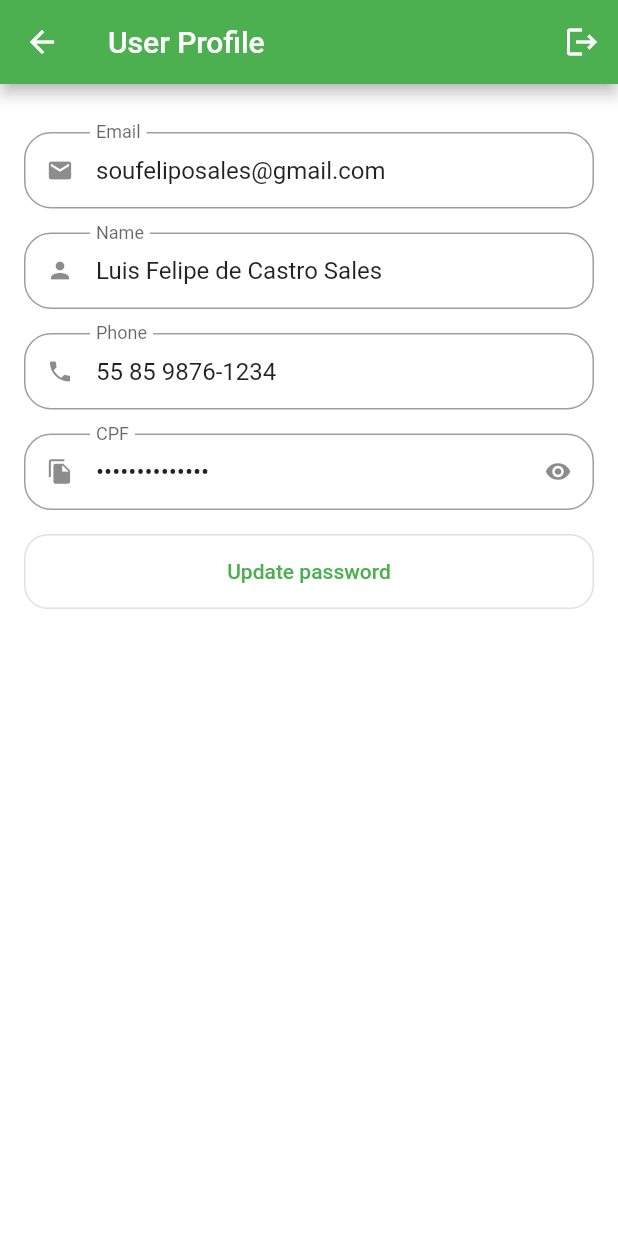
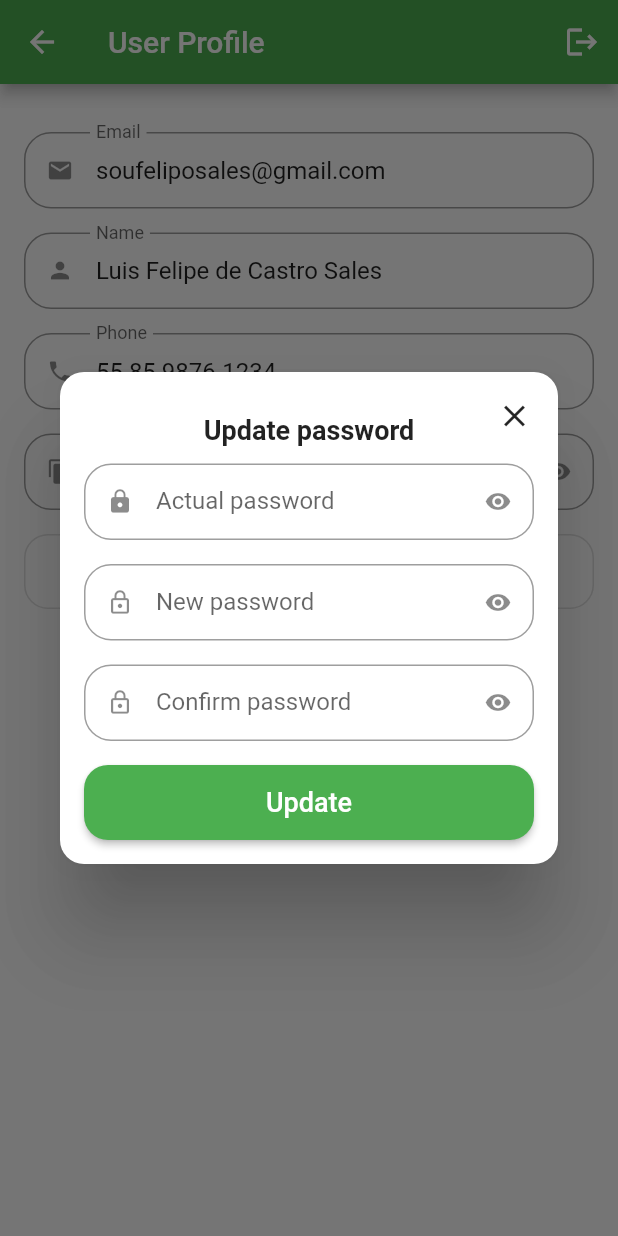
Before and after one commit to felipecastrosales/mercadinho, a Flutter app: the ProfileTab screen opened directly, after a tap on "Update password", on a phone screen of 412 x 824 dp. Run offline on Flutter 3.47's test engine with Material 2 defaults, Android fonts, the phone set to English and light mode, and no system bars; our stand-ins replace animated_text_kit, badges, mask_text_input_formatter.

Commit message:
updating password with dialog confirmation

```diff
--- a/lib/src/pages/profile/profile_tab.dart
+++ b/lib/src/pages/profile/profile_tab.dart
@@ -3,9 +3,14 @@ import 'package:flutter/material.dart';
 import 'package:mercadinho/src/config/app_data.dart' as appData;
 import 'package:mercadinho/src/pages/commom_widgets/custom_text_field.dart';
 
-class ProfileTab extends StatelessWidget {
+class ProfileTab extends StatefulWidget {
   const ProfileTab({Key? key}) : super(key: key);
 
+  @override
+  State<ProfileTab> createState() => _ProfileTabState();
+}
+
+class _ProfileTabState extends State<ProfileTab> {
   @override
   Widget build(BuildContext context) {
     return Scaffold(
@@ -56,7 +61,9 @@ class ProfileTab extends StatelessWidget {
                   borderRadius: BorderRadius.circular(16),
                 ),
               ),
-              onPressed: () {},
+              onPressed: () {
+                updatePassword();
+              },
               child: const Text('Update password'),
             ),
           )
@@ -64,4 +71,85 @@ class ProfileTab extends StatelessWidget {
       ),
     );
   }
+
+  Future<bool?> updatePassword() {
+    return showDialog(
+      context: context,
+      builder: (context) {
+        return Dialog(
+          shape: RoundedRectangleBorder(
+            borderRadius: BorderRadius.circular(16),
+          ),
+          child: Stack(
+            children: [
+              Padding(
+                padding: const EdgeInsets.all(16),
+                child: SingleChildScrollView(
+                  child: Column(
+                    mainAxisSize: MainAxisSize.min,
+                    crossAxisAlignment: CrossAxisAlignment.stretch,
+                    children: [
+                      const Padding(
+                        padding: EdgeInsets.symmetric(vertical: 12),
+                        child: Text(
+                          'Update password',
+                          textAlign: TextAlign.center,
+                          style: TextStyle(
+                            fontSize: 18,
+                            fontWeight: FontWeight.bold,
+                          ),
+                        ),
+                      ),
+                      const CustomTextField(
+                        icon: Icons.lock,
+                        label: 'Actual password',
+                        isSecret: true,
+                      ),
+                      const CustomTextField(
+                        icon: Icons.lock_outlined,
+                        label: 'New password',
+                        isSecret: true,
+                      ),
+                      const CustomTextField(
+                        icon: Icons.lock_outlined,
+                        label: 'Confirm password',
+                        isSecret: true,
+                      ),
+                      SizedBox(
+                        height: 50,
+                        child: ElevatedButton(
+                          onPressed: () {},
+                          style: ElevatedButton.styleFrom(
+                            shape: RoundedRectangleBorder(
+                              borderRadius: BorderRadius.circular(16),
+                            ),
+                          ),
+                          child: const Text(
+                            'Update',
+                            style: TextStyle(
+                              fontSize: 18,
+                            ),
+                          ),
+                        ),
+                      ),
+                    ],
+                  ),
+                ),
+              ),
+              Positioned(
+                top: 5,
+                right: 5,
+                child: IconButton(
+                  onPressed: () {
+                    Navigator.of(context).pop();
+                  },
+                  icon: const Icon(Icons.close),
+                ),
+              ),
+            ],
+          ),
+        );
+      },
+    );
+  }
 }
```
